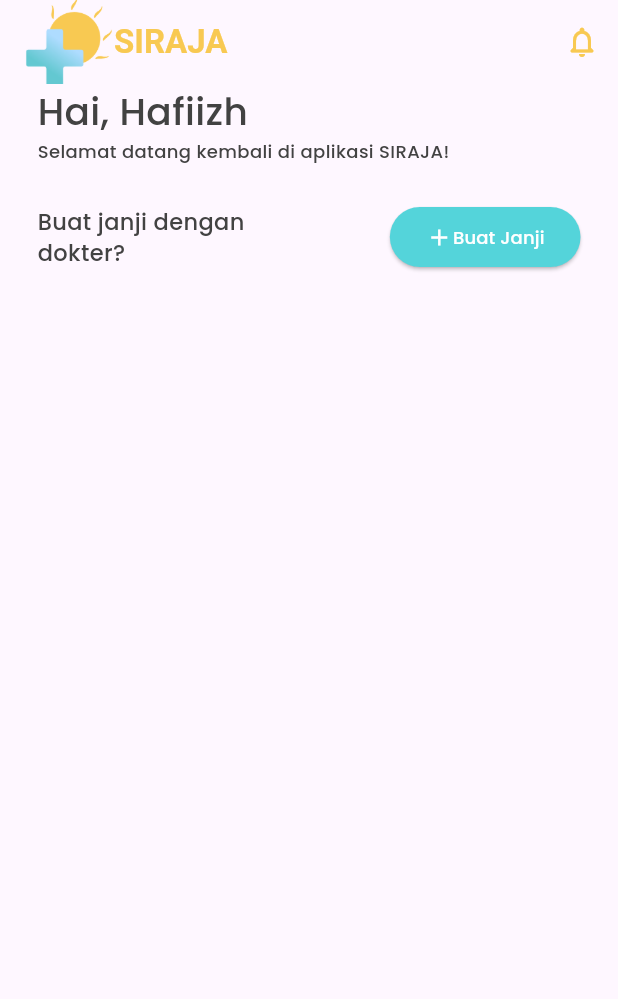
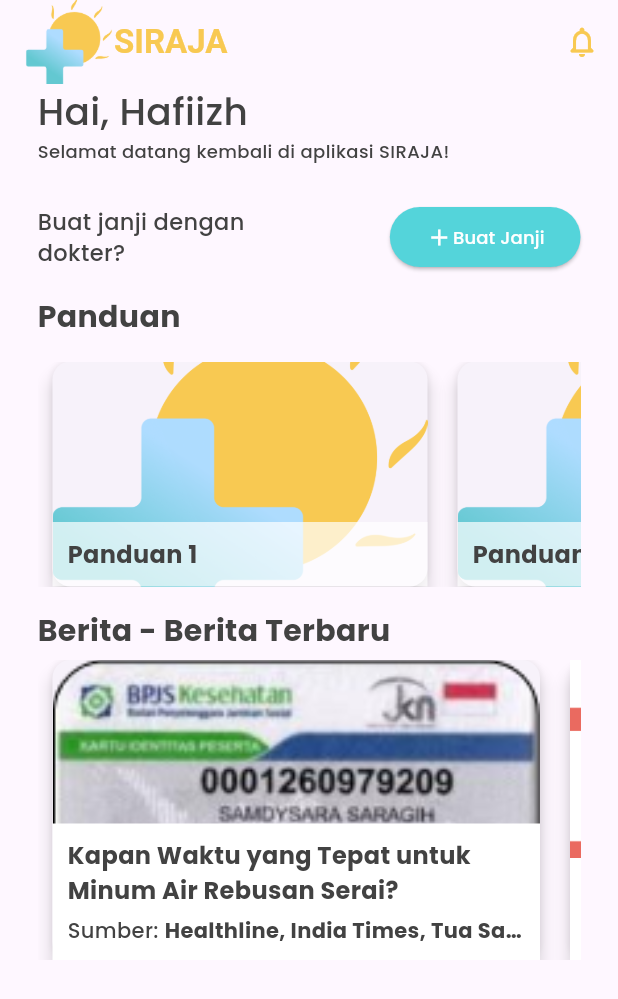
Before and after one commit to FITurnip/tubes_provis, a Flutter app: the Home screen opened directly, on a phone screen of 412 x 824 dp. Shown: the top 999 px of the screen. Run offline on Flutter 3.47's test engine with Material 3 defaults, Android fonts, the phone set to English and light mode, and no system bars; our stand-ins replace flutter_svg_provider, google_fonts, image_picker, qr_flutter, shared_preferences, table_calendar; accounts and stored records are empty; network calls fail.

Commit message:
Berita dan panduan

```diff
--- a/lib/Pages/home.dart
+++ b/lib/Pages/home.dart
@@ -7,6 +7,7 @@ import 'package:tubes/Widget/list_janji.dart';
 
 class Home extends StatefulWidget {
   const Home({super.key});
+
   @override
   State<Home> createState() => _HomeState();
 }
@@ -25,7 +26,7 @@ class _HomeState extends State<Home> {
                 icon: Icon(
                   Icons.notifications_none_rounded,
                   color: basicYellow,
-                  ), // Change this to the icon you want
+                ),
                 onPressed: () {
                   Scaffold.of(context).openEndDrawer();
                 },
@@ -39,7 +40,7 @@ class _HomeState extends State<Home> {
         top: true,
         child: Drawer(
           child: Container(
-                color: defBlue, // Set the background color of the drawer
+            color: defBlue,
             child: Column(
               children: [
                 Container(
@@ -53,89 +54,89 @@ class _HomeState extends State<Home> {
                       children: [
                         Align(
                           alignment: Alignment.centerLeft,
-                                    child: Text('Drawer Header',
+                          child: Text(
+                            'Drawer Header',
                             style: getDefaultTextStyle(
                               font_size: 20.0,
-                                            font_color: normalWhite))),
+                              font_color: normalWhite,
+                            ),
+                          ),
+                        ),
                         IconButton(
-                                    icon: Icon(Icons.notifications_rounded,
-                                        color: normalWhite),
+                          icon: Icon(
+                            Icons.notifications_rounded,
+                            color: normalWhite,
+                          ),
                           onPressed: () {
                             Navigator.pop(context);
-                                    })
-                              ])),
+                          },
                         ),
-                    Card(
-                        child: ListTile(
-                            onTap: () {},
-                            leading: Icon(Icons.calendar_today_outlined,
-                                color: normalWhite),
-                            trailing: Icon(Icons.more_vert, color: normalWhite),
-                            title: Text('10:00' + ' | ' + 'Reservasi',
-                                style: getDefaultTextStyle(
-                                    font_color: normalWhite,
-                                    font_weight: FontWeight.w600)),
-                            subtitle: Text(
-                                "Silahkan Menunggu Waktu tunggu anda sekitar 10 menit",
-                                style: getDefaultTextStyle(
-                                    font_color: normalWhite)),
-                            tileColor: defBlue,
-                            shape: Border(
-                                bottom: BorderSide(color: normalWhite)))),
-                    Card(
-                        child: ListTile(
-                            onTap: () {},
-                            leading: Icon(Icons.remove_red_eye_outlined,
-                                color: normalWhite),
-                            trailing: Icon(Icons.more_vert, color: normalWhite),
-                            title: Text('11:00' + ' | ' + 'Jadwal Kontrol',
-                                style: getDefaultTextStyle(
-                                    font_color: normalWhite,
-                                    font_weight: FontWeight.w600)),
-                            subtitle: Text(
-                                "Lihat lebih detail mengenai jadwal kontrol anda",
-                                style: getDefaultTextStyle(
-                                    font_color: normalWhite)),
-                            tileColor: defBlue,
-                            shape: Border(
-                                bottom: BorderSide(color: normalWhite)))),
-                    Card(
-                        child: ListTile(
-                            onTap: () {},
-                            leading: Icon(Icons.money, color: normalWhite),
-                            trailing: Icon(Icons.more_vert, color: normalWhite),
-                            title: Text('11:15' + ' | ' + 'Administrasi',
-                                style: getDefaultTextStyle(
-                                    font_color: normalWhite,
-                                    font_weight: FontWeight.w600)),
-                            subtitle: Text(
-                                "Silahkan datang ke ruang administrasi untuk melakukan pembayaran",
-                                style: getDefaultTextStyle(
-                                    font_color: normalWhite)),
-                            tileColor: defBlue,
-                            shape: Border(
-                                bottom: BorderSide(color: normalWhite)))),
-                    Card(
-                        child: ListTile(
-                            onTap: () {},
-                            leading: Icon(Icons.medical_information_outlined,
-                                color: normalWhite),
-                            trailing: Icon(Icons.more_vert, color: normalWhite),
-                            title: Text('10:25' + ' | ' + 'Penunjang Medis',
-                                style: getDefaultTextStyle(
-                                    font_color: normalWhite,
-                                    font_weight: FontWeight.w600)),
-                            subtitle: Text(
-                                "Silahkan Datang ke Ruang Radiologi LT 1",
-                                style: getDefaultTextStyle(
-                                    font_color: normalWhite)),
-                            tileColor: defBlue,
-                            shape: Border(
-                                bottom: BorderSide(color: normalWhite)))),
                       ],
                     ),
                   ),
-            )));
+                ),
+                Expanded(
+                  child: ListView(
+                    children: [
+                      _buildDrawerItem(
+                        icon: Icons.calendar_today_outlined,
+                        title: '10:00 | Reservasi',
+                        subtitle:
+                            'Silahkan Menunggu Waktu tunggu anda sekitar 10 menit',
+                      ),
+                      _buildDrawerItem(
+                        icon: Icons.remove_red_eye_outlined,
+                        title: '11:00 | Jadwal Kontrol',
+                        subtitle:
+                            'Lihat lebih detail mengenai jadwal kontrol anda',
+                      ),
+                      _buildDrawerItem(
+                        icon: Icons.money,
+                        title: '11:15 | Administrasi',
+                        subtitle:
+                            'Silahkan datang ke ruang administrasi untuk melakukan pembayaran',
+                      ),
+                      _buildDrawerItem(
+                        icon: Icons.medical_information_outlined,
+                        title: '10:25 | Penunjang Medis',
+                        subtitle: 'Silahkan Datang ke Ruang Radiologi LT 1',
+                      ),
+                    ],
+                  ),
+                ),
+              ],
+            ),
+          ),
+        ),
+      ),
+    );
+  }
+
+  Widget _buildDrawerItem({
+    required IconData icon,
+    required String title,
+    required String subtitle,
+  }) {
+    return Card(
+      child: ListTile(
+        onTap: () {},
+        leading: Icon(icon, color: normalWhite),
+        trailing: Icon(Icons.more_vert, color: normalWhite),
+        title: Text(
+          title,
+          style: getDefaultTextStyle(
+            font_color: normalWhite,
+            font_weight: FontWeight.w600,
+          ),
+        ),
+        subtitle: Text(
+          subtitle,
+          style: getDefaultTextStyle(font_color: normalWhite),
+        ),
+        tileColor: defBlue,
+        shape: Border(bottom: BorderSide(color: normalWhite)),
+      ),
+    );
   }
 }
 
@@ -165,16 +166,17 @@ class HomeContent extends StatelessWidget {
             children: [
               Container(
                 width: 2 * MediaQuery.of(context).size.width / 5,
-                child: Text("Buat janji dengan dokter?",
+                child: Text(
+                  "Buat janji dengan dokter?",
                   style: getDefaultTextStyle(font_size: 15),
-                    overflow: TextOverflow.clip),
+                  overflow: TextOverflow.clip,
+                ),
               ),
               ElevatedButton(
                 onPressed: () => {
                   Navigator.push(
                     context,
-                          MaterialPageRoute(
-                              builder: (context) => FormKeluhan()),
+                    MaterialPageRoute(builder: (context) => FormKeluhan()),
                   )
                 },
                 style: ElevatedButton.styleFrom(
@@ -189,17 +191,185 @@ class HomeContent extends StatelessWidget {
                     Text(
                       "Buat Janji",
                       style: getDefaultTextStyle(font_color: normalWhite),
+                    ),
+                  ],
+                ),
               )
             ],
-                  ))
+          ),
+          SizedBox(height: 15),
+          Text(
+            "Panduan",
+            style: getDefaultTextStyle(
+                font_size: 20, font_weight: FontWeight.bold),
+          ),
+          SizedBox(height: 15),
+          Container(
+            height: 150,
+            child: ListView(
+              scrollDirection: Axis.horizontal,
+              children: <Widget>[
+                _buildGuideCard(
+                  'Panduan 1',
+                  'assets/img/Logo.png',
+                ),
+                _buildGuideCard(
+                  'Panduan 2',
+                  'assets/img/Logo.png',
+                ),
+                _buildGuideCard(
+                  'Panduan 3',
+                  'assets/img/Logo.png',
+                ),
+                // Tambahkan lebih banyak kartu panduan jika diperlukan
               ],
+            ),
+          ),
+          SizedBox(height: 15),
+          Text(
+            "Berita - Berita Terbaru",
+            style: getDefaultTextStyle(
+                font_size: 20, font_weight: FontWeight.bold),
+          ),
+          SizedBox(height: 5),
+          Container(
+            height: 200,
+            child: ListView(
+              scrollDirection: Axis.horizontal,
+              children: <Widget>[
+                _buildNewsCard(
+                  'Kapan Waktu yang Tepat untuk Minum Air Rebusan Serai?',
+                  'assets/img/bpjs.png',
+                ),
+                _buildNewsCard(
+                  'Berita 2',
+                  'assets/img/Ambulance.png',
+                ),
+                _buildNewsCard(
+                  'Berita 3',
+                  'assets/img/Ambulance.png',
+                ),
+              ],
+            ),
           ),
           SizedBox(height: 15),
           Expanded(
             child: ListJanji(),
-          )
+          ),
         ],
       ),
     );
   }
 }
+
+Widget _buildNewsCard(String title, String imageUrl) {
+  return Card(
+    elevation: 5,
+    margin: EdgeInsets.symmetric(horizontal: 10),
+    child: Container(
+      width: 325,
+      child: Stack(
+        children: <Widget>[
+          Positioned.fill(
+            child: Image.asset(
+              imageUrl,
+              fit: BoxFit.cover,
+              errorBuilder: (context, error, stackTrace) {
+                return Icon(Icons.error);
+              },
+            ),
+          ),
+          Positioned(
+            bottom: 0,
+            left: 0,
+            right: 0,
+            child: Container(
+              color: Colors.white,
+              padding: EdgeInsets.all(10),
+              child: Column(
+                crossAxisAlignment: CrossAxisAlignment.start,
+                mainAxisSize: MainAxisSize.min,
+                children: [
+                  Text(
+                    title,
+                    style: getDefaultTextStyle(
+                      font_size: 16,
+                      font_weight: FontWeight.bold,
+                    ),
+                    maxLines: 2,
+                    overflow: TextOverflow.ellipsis,
+                  ),
+                  SizedBox(height: 5),
+                  Row(
+                    children: [
+                      Text(
+                        "Sumber: ",
+                        style: getDefaultTextStyle(font_size: 14),
+                      ),
+                      Expanded(
+                        child: Text(
+                          "Healthline, India Times, Tua Saude",
+                          style: getDefaultTextStyle(
+                              font_size: 14, font_weight: FontWeight.bold),
+                          overflow: TextOverflow.ellipsis,
+                        ),
+                      ),
+                    ],
+                  ),
+                ],
+              ),
+            ),
+          ),
+        ],
+      ),
+    ),
+  );
+}
+
+Widget _buildGuideCard(String title, String imageUrl) {
+  return Card(
+    elevation: 5,
+    margin: EdgeInsets.symmetric(horizontal: 10),
+    child: Container(
+      width: 250,
+      height: 275,
+      child: Stack(
+        children: <Widget>[
+          Positioned.fill(
+            child: Image.asset(
+              imageUrl,
+              fit: BoxFit.cover,
+              errorBuilder: (context, error, stackTrace) {
+                return Icon(Icons.error);
+              },
+            ),
+          ),
+          Positioned(
+            bottom: 0,
+            left: 0,
+            right: 0,
+            child: Container(
+              color: Colors.white.withOpacity(0.7),
+              padding: EdgeInsets.all(10),
+              child: Column(
+                crossAxisAlignment: CrossAxisAlignment.start,
+                mainAxisSize: MainAxisSize.min,
+                children: [
+                  Text(
+                    title,
+                    style: getDefaultTextStyle(
+                      font_size: 16,
+                      font_weight: FontWeight.bold,
+                    ),
+                    maxLines: 2,
+                    overflow: TextOverflow.ellipsis,
+                  ),
+                ],
+              ),
+            ),
+          ),
+        ],
+      ),
+    ),
+  );
+}
```
Lines whose indentation alone changed are shown as unchanged.
